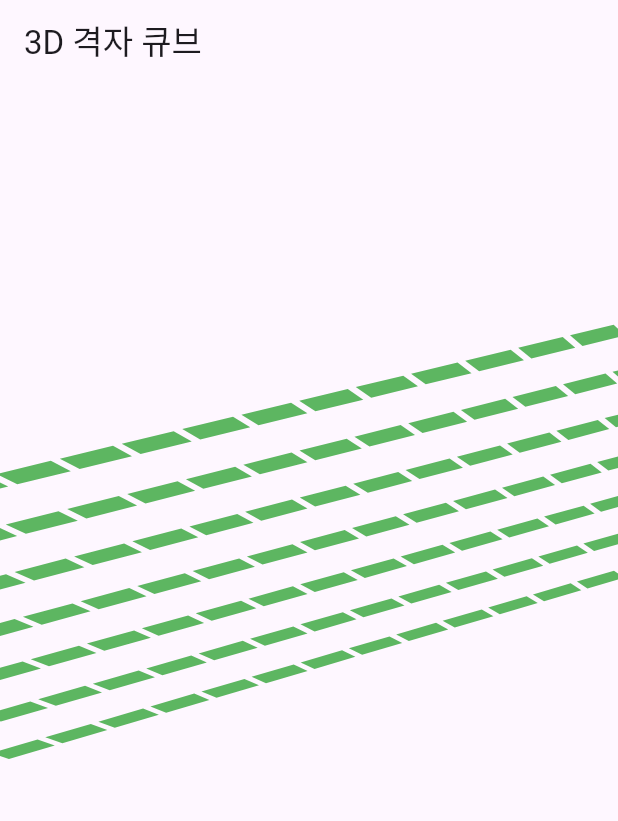
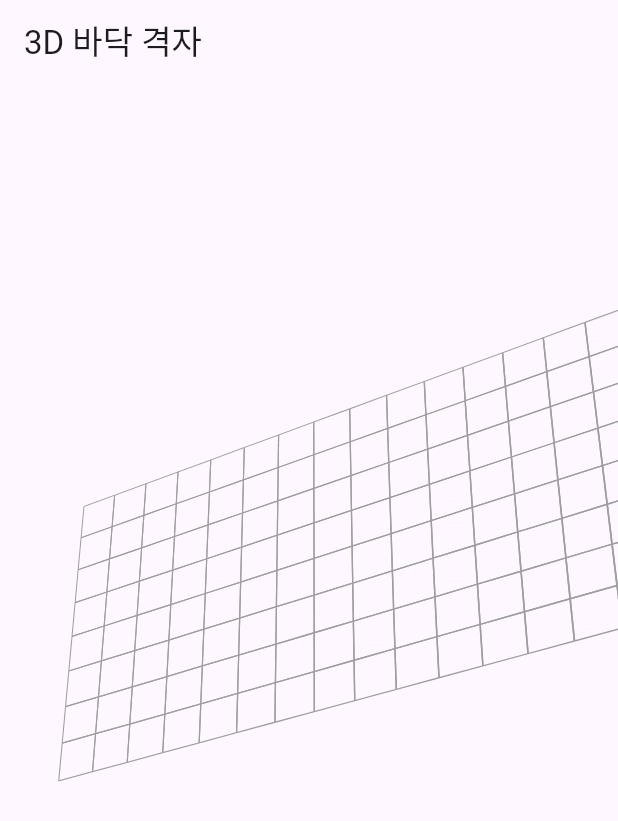
Before and after one commit to didtlrhks/flutter_cube, a Flutter app: the screen it shows after launch, on a phone screen of 412 x 824 dp. Shown: the top 821 px of the screen. Run offline on Flutter 3.47's test engine with Material 3 defaults, Android fonts, the light colour scheme and no system bars.

Commit message:
z축 회전

```diff
--- a/lib/main.dart
+++ b/lib/main.dart
@@ -10,7 +10,7 @@ class MyApp extends StatelessWidget {
   Widget build(BuildContext context) {
     return MaterialApp(
       home: Scaffold(
-        appBar: AppBar(title: Text("3D 격자 큐브")),
+        appBar: AppBar(title: Text("3D 바닥 격자")),
         body: Center(
           child: GitHubGrass3D(),
         ),
@@ -27,136 +27,75 @@ class GitHubGrass3D extends StatefulWidget {
 }
 
 class _GitHubGrass3DState extends State<GitHubGrass3D> {
-  // 격자 크기와 초기 높이 상태 저장
-  final int rows = 7;
-  final int cols = 20;
-  late List<List<int>> grid; // 각 격자의 클릭 횟수 저장 (0 ~ 5)
-
-  @override
-  void initState() {
-    super.initState();
-    grid = List.generate(rows, (_) => List.generate(cols, (_) => 0)); // 초기값 0
-  }
+  double rotateX = -pi / 6; // X축 회전 초기값
+  double rotateY = pi / 6; // Y축 회전 초기값
+  double rotateZ = 0.0; // Z축 회전 초기값
 
   @override
   Widget build(BuildContext context) {
     return GestureDetector(
-      onTapDown: (details) => _handleTap(details, context),
+      onPanUpdate: (details) {
+        setState(() {
+          // 드래그한 거리에 따라 회전 각도 조정
+          rotateX += details.delta.dy * 0.01; // 세로 드래그 → X축 회전
+          rotateY += details.delta.dx * 0.01; // 가로 드래그 → Y축 회전
+
+          // Z축 회전 (예: 두 손가락 드래그 시나 특정 방식으로 설정 가능)
+          if (details.delta.dx.abs() > details.delta.dy.abs()) {
+            rotateZ += details.delta.dx * 0.005; // Z축 회전 증가
+          }
+        });
+      },
       child: Transform(
         alignment: Alignment.center,
         transform: Matrix4.identity()
           ..setEntry(3, 2, 0.001) // Z축 깊이
-          ..rotateX(pi / 4) // X축 기울기
-          ..rotateY(-pi / 8), // Y축 기울기
+          ..rotateX(rotateX) // X축 회전
+          ..rotateY(rotateY) // Y축 회전
+          ..rotateZ(rotateZ), // Z축 회전 추가
         child: CustomPaint(
           size: Size(600, 400), // 캔버스 크기
-          painter: Grass3DPainter(grid),
+          painter: SquareGridPainter(7, 20), // 7행 20열 격자
         ),
       ),
     );
   }
-
-  void _handleTap(TapDownDetails details, BuildContext context) {
-    final RenderBox box = context.findRenderObject() as RenderBox;
-    final Offset localPosition = box.globalToLocal(details.globalPosition);
-
-    final double cellSize = 30.0; // 각 격자의 크기
-    final double spacing = 5.0; // 각 격자 간 간격
-
-    // 격자 좌표 계산
-    final int col = (localPosition.dx / (cellSize + spacing)).floor();
-    final int row = (localPosition.dy / (cellSize + spacing)).floor();
-
-    if (row >= 0 && row < rows && col >= 0 && col < cols) {
-      setState(() {
-        grid[row][col] = (grid[row][col] + 1) % 6; // 5를 넘으면 다시 0으로
-      });
-    }
-  }
 }
 
-class Grass3DPainter extends CustomPainter {
-  final List<List<int>> grid;
+class SquareGridPainter extends CustomPainter {
+  final int rows;
+  final int cols;
 
-  Grass3DPainter(this.grid);
+  SquareGridPainter(this.rows, this.cols);
 
   @override
   void paint(Canvas canvas, Size size) {
-    final paint = Paint()..style = PaintingStyle.fill;
-    final double cellSize = 30.0; // 각 큐브의 크기
-    final double spacing = 5.0; // 큐브 간 간격
+    final double cellSize = 30.0; // 각 격자의 크기
+    final Paint linePaint = Paint()
+      ..color = Colors.grey
+      ..strokeWidth = 1.0;
 
-    for (int i = 0; i < grid.length; i++) {
-      for (int j = 0; j < grid[i].length; j++) {
-        final height = grid[i][j] * 15.0; // 클릭 횟수에 따른 높이
-        final x = j * (cellSize + spacing); // X 위치
-        final y = i * (cellSize + spacing); // Z 위치 (2D 평면에서 Y)
+    // 바닥 격자 생성
+    for (int i = 0; i <= rows; i++) {
+      for (int j = 0; j <= cols; j++) {
+        // 격자 사각형의 네 꼭짓점 계산
+        final double x = j * cellSize; // X 위치
+        final double y = i * cellSize; // Y 위치
 
-        // 큐브 색상
-        paint.color = getColorForIntensity(grid[i][j]);
+        final Offset topLeft = Offset(x, y);
+        final Offset topRight = Offset(x + cellSize, y);
+        final Offset bottomLeft = Offset(x, y + cellSize);
+        final Offset bottomRight = Offset(x + cellSize, y + cellSize);
 
-        // 큐브 그리기
-        drawCube(canvas, paint, x, y, cellSize, height);
+        // 격자 외곽선 그리기
+        canvas.drawLine(topLeft, topRight, linePaint); // 위쪽
+        canvas.drawLine(topRight, bottomRight, linePaint); // 오른쪽
+        canvas.drawLine(bottomRight, bottomLeft, linePaint); // 아래쪽
+        canvas.drawLine(bottomLeft, topLeft, linePaint); // 왼쪽
       }
     }
   }
 
-  void drawCube(Canvas canvas, Paint paint, double x, double y, double size,
-      double height) {
-    final topColor = paint.color.withOpacity(0.9);
-    final frontColor = paint.color.withOpacity(0.8);
-    final sideColor = paint.color.withOpacity(0.7);
-
-    // 위쪽 면
-    final pathTop = Path()
-      ..moveTo(x, y - height)
-      ..lineTo(x + size, y - height)
-      ..lineTo(x + size - 10, y - height - 10)
-      ..lineTo(x - 10, y - height - 10)
-      ..close();
-    paint.color = topColor;
-    canvas.drawPath(pathTop, paint);
-
-    // 앞면
-    final pathFront = Path()
-      ..moveTo(x, y)
-      ..lineTo(x + size, y)
-      ..lineTo(x + size, y - height)
-      ..lineTo(x, y - height)
-      ..close();
-    paint.color = frontColor;
-    canvas.drawPath(pathFront, paint);
-
-    // 옆면
-    final pathSide = Path()
-      ..moveTo(x + size, y)
-      ..lineTo(x + size - 10, y - 10)
-      ..lineTo(x + size - 10, y - height - 10)
-      ..lineTo(x + size, y - height)
-      ..close();
-    paint.color = sideColor;
-    canvas.drawPath(pathSide, paint);
-  }
-
-  Color getColorForIntensity(int intensity) {
-    switch (intensity) {
-      case 0:
-        return Colors.green.withOpacity(0.3);
-      case 1:
-        return Colors.green.withOpacity(0.5);
-      case 2:
-        return Colors.green.withOpacity(0.7);
-      case 3:
-        return Colors.green.withOpacity(0.9);
-      case 4:
-        return Colors.green;
-      case 5:
-        return Colors.red; // 최대 클릭 시 빨간색
-      default:
-        return Colors.grey;
-    }
-  }
-
   @override
-  bool shouldRepaint(covariant CustomPainter oldDelegate) => true;
+  bool shouldRepaint(covariant CustomPainter oldDelegate) => false;
 }
```
